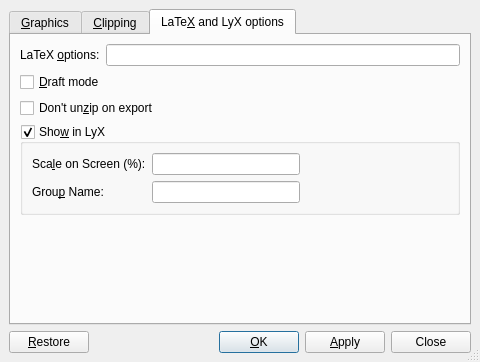
Qt form src/frontends/qt4/ui/GraphicsUi.ui (cburschka/lyx) before a commit.
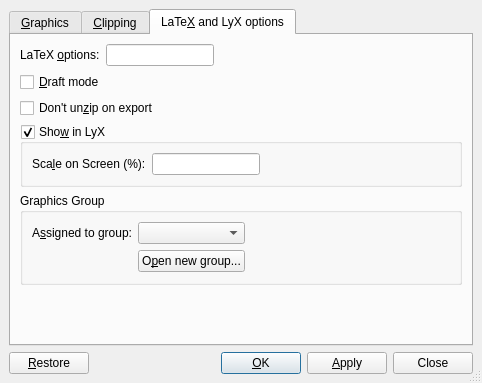
The same form after that commit. The open tabs and pages were chosen to show the change. Custom widgets are drawn as their Qt base class.

Commit message: * improve graphics group UI.

The edit to the form file:
```diff
--- a/src/frontends/qt4/ui/GraphicsUi.ui
+++ b/src/frontends/qt4/ui/GraphicsUi.ui
@@ -5,12 +5,14 @@
    <rect>
     <x>0</x>
     <y>0</y>
-    <width>480</width>
-    <height>348</height>
+    <width>482</width>
+    <height>383</height>
    </rect>
   </property>
   <property name="sizePolicy" >
-   <sizepolicy vsizetype="Minimum" hsizetype="Minimum" >
+   <sizepolicy>
+    <hsizetype>0</hsizetype>
+    <vsizetype>0</vsizetype>
     <horstretch>0</horstretch>
     <verstretch>0</verstretch>
    </sizepolicy>
@@ -28,93 +30,6 @@
    <property name="spacing" >
     <number>6</number>
    </property>
-   <item row="1" column="0" >
-    <layout class="QHBoxLayout" >
-     <property name="spacing" >
-      <number>6</number>
-     </property>
-     <property name="margin" >
-      <number>0</number>
-     </property>
-     <item>
-      <widget class="QPushButton" name="restorePB" >
-       <property name="text" >
-        <string>&amp;Restore</string>
-       </property>
-       <property name="autoDefault" >
-        <bool>false</bool>
-       </property>
-       <property name="default" >
-        <bool>false</bool>
-       </property>
-      </widget>
-     </item>
-     <item>
-      <spacer>
-       <property name="orientation" >
-        <enum>Qt::Horizontal</enum>
-       </property>
-       <property name="sizeType" >
-        <enum>QSizePolicy::MinimumExpanding</enum>
-       </property>
-       <property name="sizeHint" stdset="0" >
-        <size>
-         <width>20</width>
-         <height>20</height>
-        </size>
-       </property>
-      </spacer>
-     </item>
-     <item>
-      <widget class="QPushButton" name="okPB" >
-       <property name="text" >
-        <string>&amp;OK</string>
-       </property>
-       <property name="autoDefault" >
-        <bool>true</bool>
-       </property>
-       <property name="default" >
-        <bool>true</bool>
-       </property>
-      </widget>
-     </item>
-     <item>
-      <widget class="QPushButton" name="applyPB" >
-       <property name="sizePolicy" >
-        <sizepolicy vsizetype="Fixed" hsizetype="Minimum" >
-         <horstretch>0</horstretch>
-         <verstretch>0</verstretch>
-        </sizepolicy>
-       </property>
-       <property name="text" >
-        <string>&amp;Apply</string>
-       </property>
-       <property name="autoDefault" >
-        <bool>false</bool>
-       </property>
-       <property name="default" >
-        <bool>false</bool>
-       </property>
-      </widget>
-     </item>
-     <item>
-      <widget class="QPushButton" name="closePB" >
-       <property name="sizePolicy" >
-        <sizepolicy vsizetype="Fixed" hsizetype="Minimum" >
-         <horstretch>0</horstretch>
-         <verstretch>0</verstretch>
-        </sizepolicy>
-       </property>
-       <property name="text" >
-        <string>Close</string>
-       </property>
-       <property name="autoDefault" >
-        <bool>false</bool>
-       </property>
-      </widget>
-     </item>
-    </layout>
-   </item>
    <item row="0" column="0" >
     <widget class="QTabWidget" name="tabWidget" >
      <property name="toolTip" >
@@ -537,55 +452,17 @@
       </layout>
      </widget>
      <widget class="QWidget" name="ExtraOptions" >
-      <property name="geometry" >
-       <rect>
-        <x>0</x>
-        <y>0</y>
-        <width>458</width>
-        <height>272</height>
-       </rect>
-      </property>
       <attribute name="title" >
        <string>LaTe&amp;X and LyX options</string>
       </attribute>
       <layout class="QGridLayout" >
-       <item row="0" column="0" >
-        <widget class="QLabel" name="latexoptionsLA" >
-         <property name="toolTip" >
-          <string>Additional LaTeX options</string>
-         </property>
-         <property name="text" >
-          <string>LaTeX &amp;options:</string>
-         </property>
-         <property name="buddy" >
-          <cstring>latexoptions</cstring>
-         </property>
-        </widget>
-       </item>
-       <item row="0" column="1" >
-        <widget class="QLineEdit" name="latexoptions" >
-         <property name="sizePolicy" >
-          <sizepolicy vsizetype="Fixed" hsizetype="MinimumExpanding" >
-           <horstretch>0</horstretch>
-           <verstretch>0</verstretch>
-          </sizepolicy>
-         </property>
-         <property name="toolTip" >
-          <string>Additional LaTeX options</string>
-         </property>
-        </widget>
-       </item>
-       <item row="1" column="0" colspan="2" >
-        <widget class="QCheckBox" name="draftCB" >
-         <property name="toolTip" >
-          <string>Draft mode</string>
-         </property>
-         <property name="text" >
-          <string>&amp;Draft mode</string>
-         </property>
-        </widget>
-       </item>
-       <item row="2" column="0" colspan="2" >
+       <property name="margin" >
+        <number>9</number>
+       </property>
+       <property name="spacing" >
+        <number>6</number>
+       </property>
+       <item row="2" column="0" colspan="3" >
         <widget class="QCheckBox" name="unzipCB" >
          <property name="toolTip" >
           <string>Don't uncompress image before exporting to LaTeX</string>
@@ -595,7 +472,61 @@
          </property>
         </widget>
        </item>
-       <item row="3" column="0" colspan="2" >
+       <item row="0" column="2" >
+        <spacer>
+         <property name="orientation" >
+          <enum>Qt::Horizontal</enum>
+         </property>
+         <property name="sizeHint" >
+          <size>
+           <width>161</width>
+           <height>20</height>
+          </size>
+         </property>
+        </spacer>
+       </item>
+       <item row="0" column="1" >
+        <widget class="QLineEdit" name="latexoptions" >
+         <property name="sizePolicy" >
+          <sizepolicy>
+           <hsizetype>0</hsizetype>
+           <vsizetype>0</vsizetype>
+           <horstretch>0</horstretch>
+           <verstretch>0</verstretch>
+          </sizepolicy>
+         </property>
+         <property name="toolTip" >
+          <string>Additional LaTeX options</string>
+         </property>
+        </widget>
+       </item>
+       <item row="0" column="0" >
+        <widget class="QLabel" name="latexoptionsLA" >
+         <property name="toolTip" >
+          <string>Additional LaTeX options</string>
+         </property>
+         <property name="text" >
+          <string>LaTeX &amp;options:</string>
+         </property>
+         <property name="buddy" >
+          <cstring>latexoptions</cstring>
+         </property>
+        </widget>
+       </item>
+       <item row="5" column="0" colspan="3" >
+        <spacer>
+         <property name="orientation" >
+          <enum>Qt::Vertical</enum>
+         </property>
+         <property name="sizeHint" >
+          <size>
+           <width>354</width>
+           <height>81</height>
+          </size>
+         </property>
+        </spacer>
+       </item>
+       <item row="3" column="0" colspan="3" >
         <widget class="QGroupBox" name="displayGB" >
          <property name="focusPolicy" >
           <enum>Qt::StrongFocus</enum>
@@ -619,58 +550,15 @@
           <property name="spacing" >
            <number>6</number>
           </property>
-          <item row="0" column="4" >
-           <spacer>
-            <property name="orientation" >
-             <enum>Qt::Horizontal</enum>
-            </property>
-            <property name="sizeHint" stdset="0" >
-             <size>
-              <width>40</width>
-              <height>20</height>
-             </size>
-            </property>
-           </spacer>
-          </item>
-          <item row="1" column="0" >
-           <widget class="QLabel" name="label" >
-            <property name="sizePolicy" >
-             <sizepolicy vsizetype="Preferred" hsizetype="Preferred" >
-              <horstretch>0</horstretch>
-              <verstretch>0</verstretch>
-             </sizepolicy>
-            </property>
-            <property name="toolTip" >
-             <string>Graphics having the same group name will share the same parameters</string>
-            </property>
-            <property name="text" >
-             <string>Grou&amp;p Name:</string>
-            </property>
-            <property name="buddy" >
-             <cstring>groupId</cstring>
-            </property>
-           </widget>
-          </item>
-          <item row="1" column="1" >
-           <widget class="QLineEdit" name="groupId" >
-            <property name="minimumSize" >
-             <size>
-              <width>87</width>
-              <height>0</height>
-             </size>
-            </property>
-            <property name="toolTip" >
-             <string>Group Name to be set up from the current parameters. Use context menu to assign the existing one.</string>
-            </property>
-           </widget>
-          </item>
           <item row="0" column="1" >
            <widget class="QLineEdit" name="displayscale" >
             <property name="enabled" >
              <bool>true</bool>
             </property>
             <property name="sizePolicy" >
-             <sizepolicy vsizetype="Fixed" hsizetype="Minimum" >
+             <sizepolicy>
+              <hsizetype>0</hsizetype>
+              <vsizetype>0</vsizetype>
               <horstretch>0</horstretch>
               <verstretch>0</verstretch>
              </sizepolicy>
@@ -693,26 +581,202 @@
             </property>
            </widget>
           </item>
+          <item row="0" column="2" >
+           <spacer>
+            <property name="orientation" >
+             <enum>Qt::Horizontal</enum>
+            </property>
+            <property name="sizeHint" >
+             <size>
+              <width>40</width>
+              <height>20</height>
+             </size>
+            </property>
+           </spacer>
+          </item>
          </layout>
         </widget>
        </item>
-       <item row="4" column="1" >
-        <spacer>
-         <property name="orientation" >
-          <enum>Qt::Vertical</enum>
+       <item row="4" column="0" colspan="3" >
+        <widget class="QGroupBox" name="graphicsGroupGB" >
+         <property name="toolTip" >
+          <string>Assign the graphic to a group of graphics that share the same settings</string>
          </property>
-         <property name="sizeHint" stdset="0" >
-          <size>
-           <width>354</width>
-           <height>81</height>
-          </size>
+         <property name="title" >
+          <string>Graphics Group</string>
          </property>
-        </spacer>
+         <property name="flat" >
+          <bool>true</bool>
+         </property>
+         <layout class="QGridLayout" >
+          <property name="margin" >
+           <number>9</number>
+          </property>
+          <property name="spacing" >
+           <number>6</number>
+          </property>
+          <item rowspan="2" row="0" column="2" >
+           <spacer>
+            <property name="orientation" >
+             <enum>Qt::Horizontal</enum>
+            </property>
+            <property name="sizeHint" >
+             <size>
+              <width>121</width>
+              <height>51</height>
+             </size>
+            </property>
+           </spacer>
+          </item>
+          <item row="0" column="0" >
+           <widget class="QLabel" name="label" >
+            <property name="sizePolicy" >
+             <sizepolicy>
+              <hsizetype>0</hsizetype>
+              <vsizetype>0</vsizetype>
+              <horstretch>0</horstretch>
+              <verstretch>0</verstretch>
+             </sizepolicy>
+            </property>
+            <property name="toolTip" >
+             <string/>
+            </property>
+            <property name="text" >
+             <string>A&amp;ssigned to group:</string>
+            </property>
+            <property name="buddy" >
+             <cstring>groupCO</cstring>
+            </property>
+           </widget>
+          </item>
+          <item row="1" column="1" >
+           <widget class="QPushButton" name="newGroupPB" >
+            <property name="toolTip" >
+             <string>Click to define a new graphics group.</string>
+            </property>
+            <property name="text" >
+             <string>O&amp;pen new group...</string>
+            </property>
+           </widget>
+          </item>
+          <item row="0" column="1" >
+           <widget class="QComboBox" name="groupCO" >
+            <property name="toolTip" >
+             <string>Select an existing group for the current graphics.</string>
+            </property>
+            <property name="editable" >
+             <bool>false</bool>
+            </property>
+           </widget>
+          </item>
+         </layout>
+        </widget>
+       </item>
+       <item row="1" column="0" colspan="3" >
+        <widget class="QCheckBox" name="draftCB" >
+         <property name="toolTip" >
+          <string>Draft mode</string>
+         </property>
+         <property name="text" >
+          <string>&amp;Draft mode</string>
+         </property>
+        </widget>
        </item>
       </layout>
      </widget>
     </widget>
    </item>
+   <item row="1" column="0" >
+    <layout class="QHBoxLayout" >
+     <property name="margin" >
+      <number>0</number>
+     </property>
+     <property name="spacing" >
+      <number>6</number>
+     </property>
+     <item>
+      <widget class="QPushButton" name="restorePB" >
+       <property name="text" >
+        <string>&amp;Restore</string>
+       </property>
+       <property name="autoDefault" >
+        <bool>false</bool>
+       </property>
+       <property name="default" >
+        <bool>false</bool>
+       </property>
+      </widget>
+     </item>
+     <item>
+      <spacer>
+       <property name="orientation" >
+        <enum>Qt::Horizontal</enum>
+       </property>
+       <property name="sizeType" >
+        <enum>QSizePolicy::MinimumExpanding</enum>
+       </property>
+       <property name="sizeHint" >
+        <size>
+         <width>20</width>
+         <height>20</height>
+        </size>
+       </property>
+      </spacer>
+     </item>
+     <item>
+      <widget class="QPushButton" name="okPB" >
+       <property name="text" >
+        <string>&amp;OK</string>
+       </property>
+       <property name="autoDefault" >
+        <bool>true</bool>
+       </property>
+       <property name="default" >
+        <bool>true</bool>
+       </property>
+      </widget>
+     </item>
+     <item>
+      <widget class="QPushButton" name="applyPB" >
+       <property name="sizePolicy" >
+        <sizepolicy>
+         <hsizetype>0</hsizetype>
+         <vsizetype>0</vsizetype>
+         <horstretch>0</horstretch>
+         <verstretch>0</verstretch>
+        </sizepolicy>
+       </property>
+       <property name="text" >
+        <string>&amp;Apply</string>
+       </property>
+       <property name="autoDefault" >
+        <bool>false</bool>
+       </property>
+       <property name="default" >
+        <bool>false</bool>
+       </property>
+      </widget>
+     </item>
+     <item>
+      <widget class="QPushButton" name="closePB" >
+       <property name="sizePolicy" >
+        <sizepolicy>
+         <hsizetype>0</hsizetype>
+         <vsizetype>0</vsizetype>
+         <horstretch>0</horstretch>
+         <verstretch>0</verstretch>
+        </sizepolicy>
+       </property>
+       <property name="text" >
+        <string>Close</string>
+       </property>
+       <property name="autoDefault" >
+        <bool>false</bool>
+       </property>
+      </widget>
+     </item>
+    </layout>
+   </item>
   </layout>
  </widget>
  <customwidgets>
```
Left out of the diff: 38 changed lines with no effect on the pictures. The commit also changes 4 other files.
